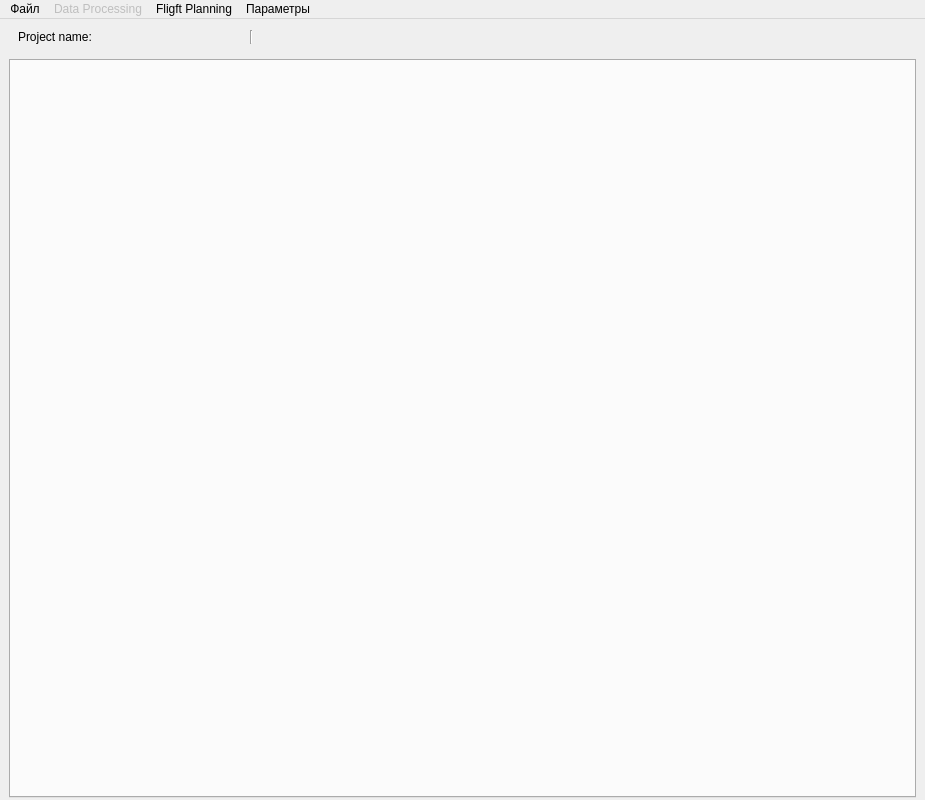
raulett/RousettusTool, file UI/mainWindow.ui: the form before one commit.
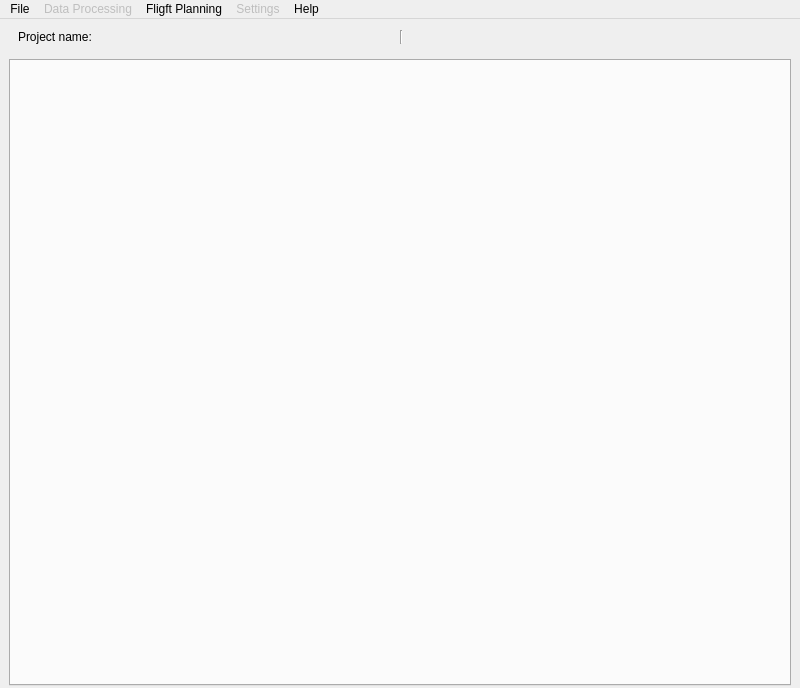
The form after the commit.

```diff
--- a/UI/mainWindow.ui
+++ b/UI/mainWindow.ui
@@ -6,8 +6,8 @@
    <rect>
     <x>0</x>
     <y>0</y>
-    <width>925</width>
-    <height>800</height>
+    <width>800</width>
+    <height>688</height>
    </rect>
   </property>
   <property name="sizePolicy">
@@ -74,10 +74,16 @@
          </property>
          <property name="minimumSize">
           <size>
-           <width>150</width>
+           <width>300</width>
            <height>0</height>
           </size>
          </property>
+         <property name="maximumSize">
+          <size>
+           <width>300</width>
+           <height>16777215</height>
+          </size>
+         </property>
          <property name="text">
           <string/>
          </property>
@@ -141,7 +147,7 @@
     <rect>
      <x>0</x>
      <y>0</y>
-     <width>925</width>
+     <width>800</width>
      <height>22</height>
     </rect>
    </property>
@@ -165,15 +171,18 @@
    </widget>
    <widget class="QMenu" name="menu_2">
     <property name="title">
-     <string>Файл</string>
+     <string>File</string>
     </property>
     <addaction name="OpenPrjButton"/>
     <addaction name="separator"/>
     <addaction name="exitButton"/>
    </widget>
    <widget class="QMenu" name="menu_3">
+    <property name="enabled">
+     <bool>false</bool>
+    </property>
     <property name="title">
-     <string>Параметры</string>
+     <string>Settings</string>
     </property>
     <addaction name="DBsettingsButton"/>
    </widget>
@@ -184,10 +193,17 @@
     <addaction name="actionMake_Profiles"/>
     <addaction name="actionPlan_Flights"/>
    </widget>
+   <widget class="QMenu" name="menuHelp">
+    <property name="title">
+     <string>Help</string>
+    </property>
+    <addaction name="actionAbout_Rousettus"/>
+   </widget>
    <addaction name="menu_2"/>
    <addaction name="data_processing_menu"/>
    <addaction name="menuFligft_Planning"/>
    <addaction name="menu_3"/>
+   <addaction name="menuHelp"/>
   </widget>
   <action name="exitButton">
    <property name="text">
```
Left out of the diff: 16 changed lines with no effect on the pictures.
